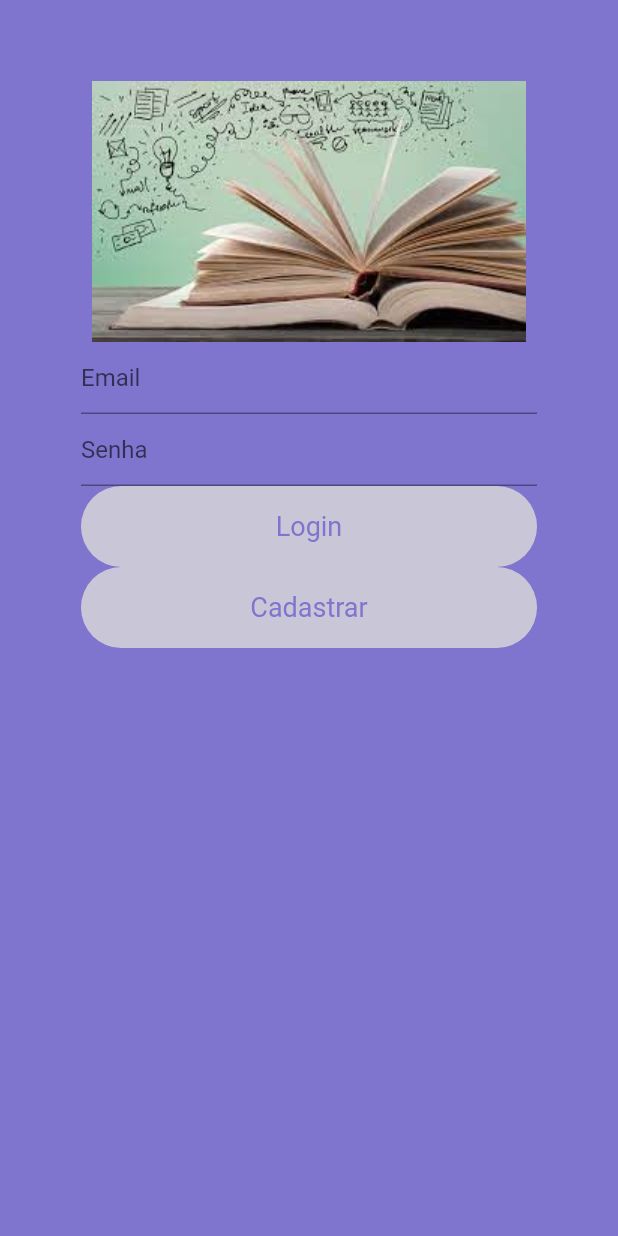
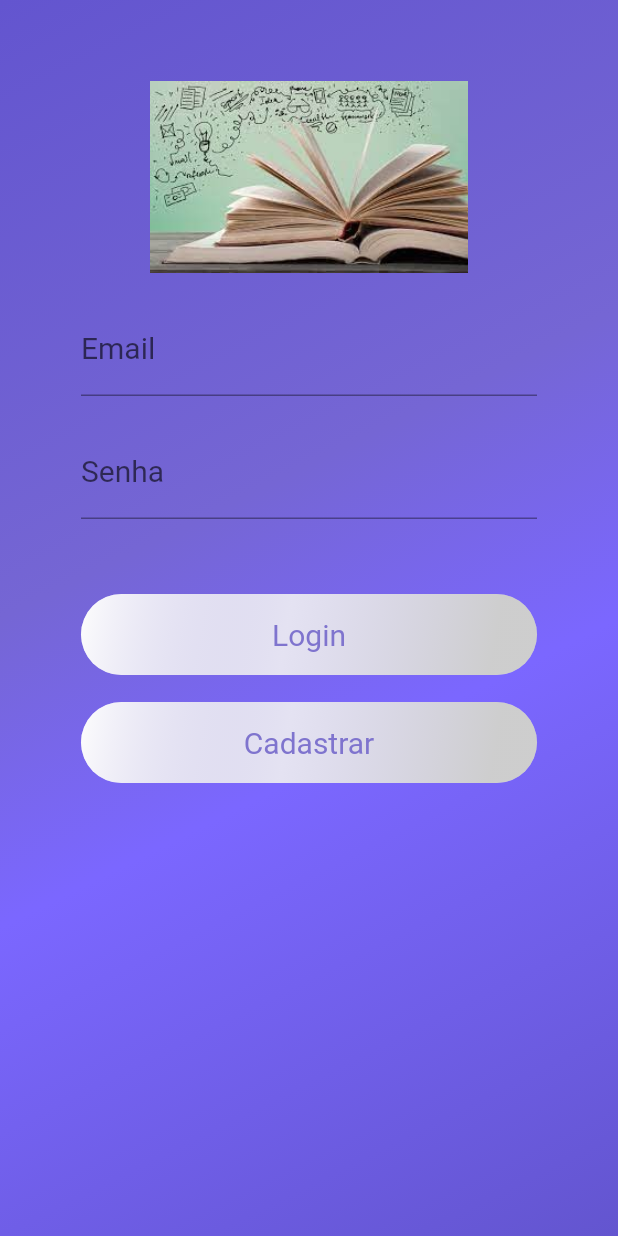
Before and after one commit to Grazifelix/Like-A-book-App, a Flutter app: the screen it shows after launch, on a phone screen of 412 x 824 dp. Run offline on Flutter 3.47's test engine with Material 2 defaults, Android fonts, the phone set to English and light mode, and no system bars; missing offline and left inert: dart:html.

Commit message:
style: add form into a listView and change background color

```diff
--- a/lib/src/view/login_page_view.dart
+++ b/lib/src/view/login_page_view.dart
@@ -1,3 +1,5 @@
+import 'dart:html';
+
 import 'package:flutter/material.dart';
 import 'package:likeabook_app/src/controller/login_page_controller.dart';
 
@@ -14,37 +16,63 @@ class _LoginHomePageState extends State<LoginHomePage> {
   Widget build(BuildContext context) {
     return Scaffold(
         body: Container(
+      width: double.maxFinite,
+      decoration: const BoxDecoration(
+          gradient: LinearGradient(
+        begin: Alignment.topLeft,
+        end: Alignment.bottomRight,
+        stops: [0.0, 0.4, 0.6, 1.0],
+        colors: [
+          Color.fromARGB(255, 99, 85, 207),
+          Color.fromARGB(255, 117, 102, 212),
+          Color.fromARGB(255, 123, 103, 255),
+          Color.fromARGB(255, 99, 85, 207)
+        ],
+      )),
       padding: const EdgeInsets.all(54.0),
-      color: const Color.fromARGB(255, 127, 116, 206),
-      child: Column(
+      child: ListView(
         children: <Widget>[
-          Image.asset('imagens/logo_imagem.jpeg'),
-          Form(
-              child: Column(
-            children: <Widget>[
-              // const Text(
-              //   'Email',
-              //   style: TextStyle(
-              //     color: Colors.black,
-              //     fontSize: 18,
-              //   ),
-              // ),
+          SizedBox(
+            width: 128,
+            height: 128,
+            child: Image.asset('imagens/logo_imagem.jpeg'),
+          ),
+          const SizedBox(
+            height: 20,
+          ),
           TextFormField(
             validator: (value) => validarEmail(value!),
-                decoration: const InputDecoration(hintText: 'Email'),
+            keyboardType: TextInputType.emailAddress,
+            decoration: const InputDecoration(
+              floatingLabelStyle:
+                  TextStyle(color: Color.fromARGB(128, 255, 255, 255)),
+              labelText: "Email",
+              labelStyle: TextStyle(
+                  //color: Color.fromARGB(128, 255, 255, 255),
+                  fontWeight: FontWeight.w400,
+                  fontSize: 20),
+            ),
+          ),
+          const SizedBox(
+            height: 20,
           ),
           TextFormField(
-                cursorColor: Colors.blue,
+            keyboardType: TextInputType.visiblePassword,
             validator: (value) => validarSenha(value!),
-                decoration: const InputDecoration(hintText: 'Senha'),
+            decoration: const InputDecoration(
+              floatingLabelStyle:
+                  TextStyle(color: Color.fromARGB(128, 255, 255, 255)),
+              labelText: "Senha",
+              labelStyle: TextStyle(
+                  //color: Color.fromARGB(128, 255, 255, 255),
+                  fontWeight: FontWeight.w400,
+                  fontSize: 20),
             ),
-
-              //TextButton(onPressed: () => {}, child: const Text('Login')),
-              //TextButton(onPressed: () => {}, child: const Text('Cadastrar'))
-            ],
-          )),
+          ),
+          const SizedBox(
+            height: 50,
+          ),
           Material(
-              color: const Color.fromARGB(204, 255, 255, 255),
               borderRadius: const BorderRadius.all(
                 Radius.circular(30),
               ),
@@ -57,21 +85,36 @@ class _LoginHomePageState extends State<LoginHomePage> {
                   height: 54,
                   width: double.maxFinite,
                   decoration: const BoxDecoration(
-                      color: Colors.black12,
+                      gradient: LinearGradient(
+                          begin: Alignment.topLeft,
+                          end: Alignment.bottomRight,
+                          stops: [
+                            0.0,
+                            0.45,
+                            0.9
+                          ],
+                          colors: [
+                            Color.fromARGB(146, 255, 255, 255),
+                            Color.fromARGB(45, 127, 116, 206),
+                            Color.fromARGB(100, 137, 137, 137),
+                          ]),
+                      //color: Colors.black12,
                       borderRadius: BorderRadius.all(Radius.circular(30))),
                   child: const Center(
                     child: Text(
                       'Login',
                       style: TextStyle(
                         color: Color.fromARGB(255, 127, 116, 206),
-                        fontSize: 18,
+                        fontSize: 20,
                       ),
                     ),
                   ),
                 ),
               )),
+          const SizedBox(
+            height: 18,
+          ),
           Material(
-              color: const Color.fromARGB(204, 255, 255, 255),
               borderRadius: const BorderRadius.all(
                 Radius.circular(30),
               ),
@@ -84,14 +127,26 @@ class _LoginHomePageState extends State<LoginHomePage> {
                   height: 54,
                   width: double.maxFinite,
                   decoration: const BoxDecoration(
-                      color: Colors.black12,
+                      gradient: LinearGradient(
+                          begin: Alignment.topLeft,
+                          end: Alignment.bottomRight,
+                          stops: [
+                            0.0,
+                            0.45,
+                            0.9
+                          ],
+                          colors: [
+                            Color.fromARGB(146, 255, 255, 255),
+                            Color.fromARGB(45, 127, 116, 206),
+                            Color.fromARGB(100, 137, 137, 137),
+                          ]),
                       borderRadius: BorderRadius.all(Radius.circular(30))),
                   child: const Center(
                     child: Text(
                       'Cadastrar',
                       style: TextStyle(
                         color: Color.fromARGB(255, 127, 116, 206),
-                        fontSize: 18,
+                        fontSize: 20,
                       ),
                     ),
                   ),
```
Lines whose indentation alone changed are shown as unchanged.
